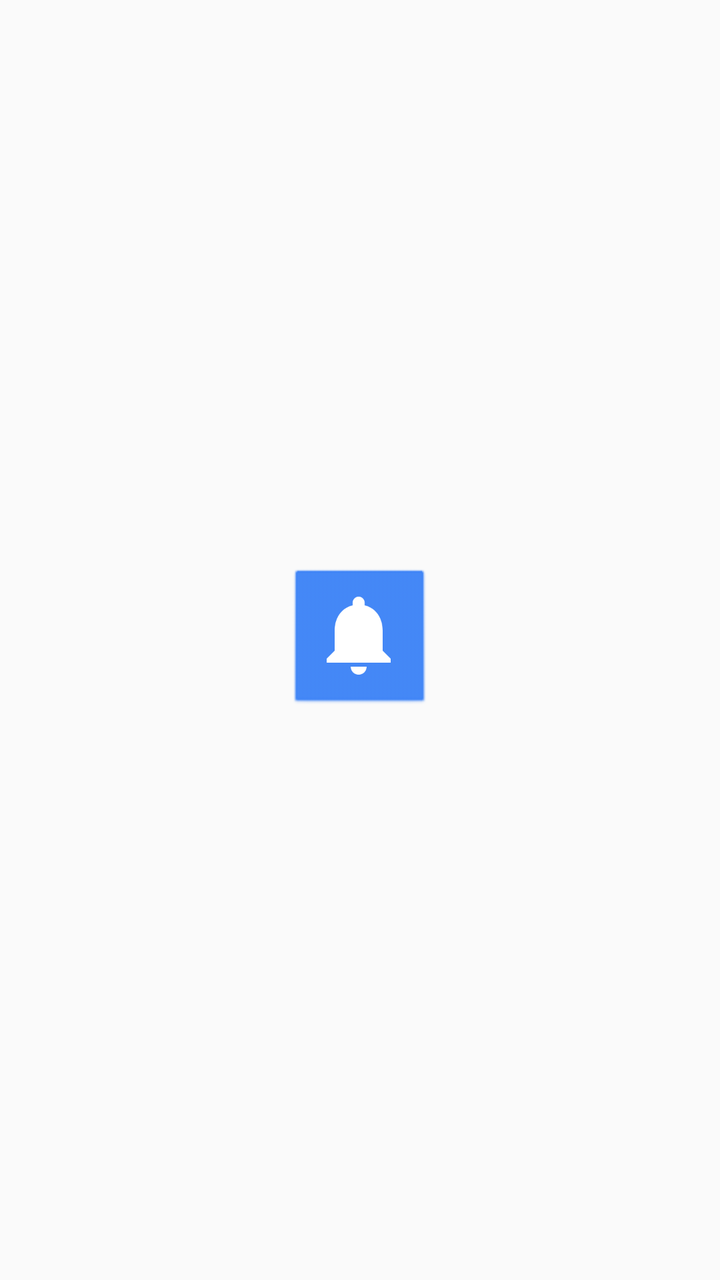
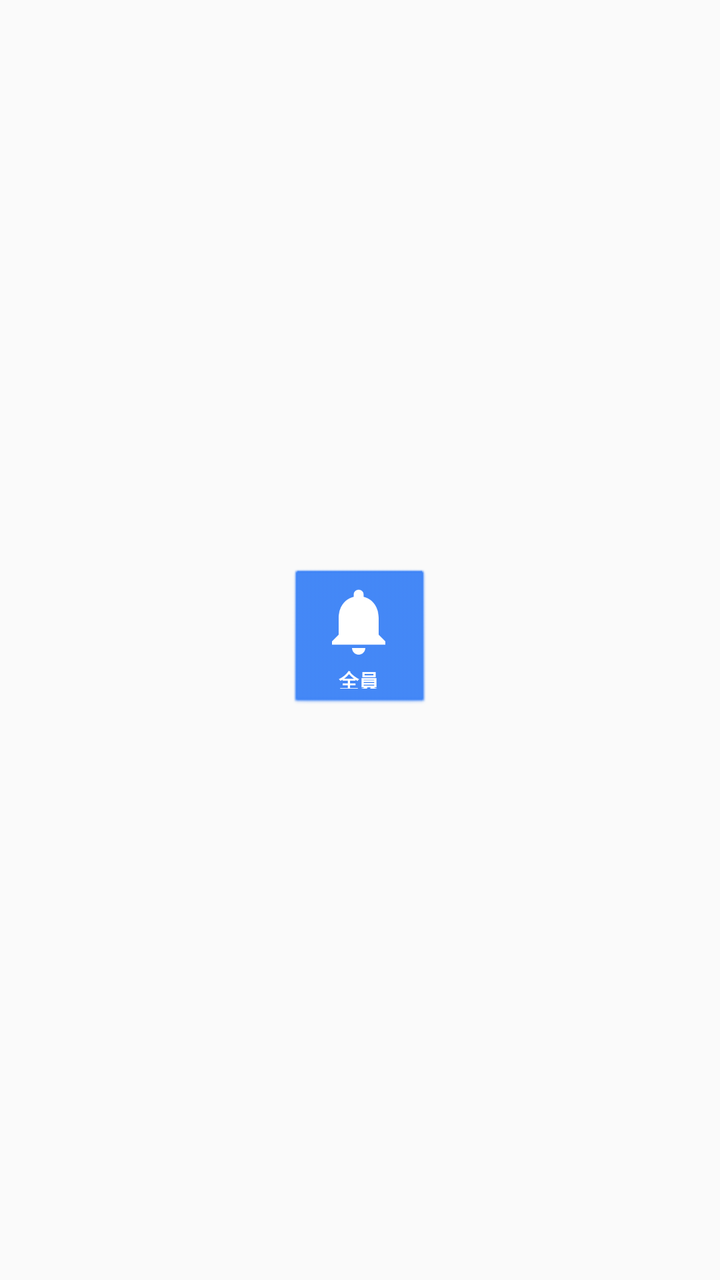

Before-and-after screenshots of an Android layout around one commit, followed by the original layout XML and the change that was made.
<!-- AndroidManifest.xml: application theme AppTheme -->
<!-- res/layout/widget_layout.xml -->
<?xml version="1.0" encoding="utf-8"?>
<LinearLayout xmlns:android="http://schemas.android.com/apk/res/android"
    android:layout_width="match_parent"
    android:layout_height="match_parent"
    android:gravity="center"
    android:padding="8dp">

    <LinearLayout
        android:id="@+id/widget_button"
        android:layout_width="72dp"
        android:layout_height="72dp"
        android:background="@android:drawable/btn_default"
        android:backgroundTint="#3b82f6"
        android:gravity="center"
        android:orientation="vertical"
        android:clickable="true"
        android:focusable="true">

        <ImageView
            android:layout_width="48dp"
            android:layout_height="48dp"
            android:src="@drawable/ic_bell_white" />
    </LinearLayout>
</LinearLayout>
<!-- resources referenced by this layout -->
<resources>
  <!-- drawable ic_bell_white (drawable) -->
  <vector xmlns:android="http://schemas.android.com/apk/res/android"
      android:width="120dp"
      android:height="120dp"
      android:viewportWidth="24"
      android:viewportHeight="24">
      <path
          android:fillColor="#FFFFFF"
          android:pathData="M12,22c1.1,0 2,-0.9 2,-2h-4c0,1.1 0.9,2 2,2zM18,16v-5c0,-3.07 -1.63,-5.64 -4.5,-6.32V4c0,-0.83 -0.67,-1.5 -1.5,-1.5s-1.5,0.67 -1.5,1.5v0.68C7.63,5.36 6,7.92 6,11v5l-2,2v1h16v-1l-2,-2z" />
  </vector>
  <style name="AppTheme" parent="Theme.AppCompat.Light.DarkActionBar">
          
          <item name="colorPrimary">@color/colorPrimary</item>
          <item name="colorPrimaryDark">@color/colorPrimaryDark</item>
          <item name="colorAccent">@color/colorAccent</item>
      </style>
</resources>

<!-- the commit's change to res/layout/widget_layout.xml (unified diff, before → after) -->
@@ -17,8 +17,20 @@
         android:focusable="true">
 
         <ImageView
-            android:layout_width="48dp"
-            android:layout_height="48dp"
+            android:layout_width="40dp"
+            android:layout_height="40dp"
             android:src="@drawable/ic_bell_white" />
+
+        <TextView
+            android:id="@+id/widget_target_name"
+            android:layout_width="wrap_content"
+            android:layout_height="wrap_content"
+            android:text="全員"
+            android:textColor="#FFFFFF"
+            android:textSize="10sp"
+            android:textStyle="bold"
+            android:layout_marginTop="2dp"
+            android:maxLines="1"
+            android:ellipsize="end" />
     </LinearLayout>
 </LinearLayout>
